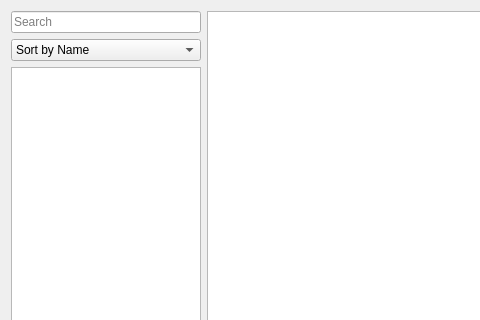
Before: the Qt Designer form src/Editor/ResourceBrowser/CResourceBrowser.ui in AxioDL/PrimeWorldEditor, drawn with Qt 5; both pictures show x 0 to 480 and y 0 to 320 of the 789 by 577 pixel window.
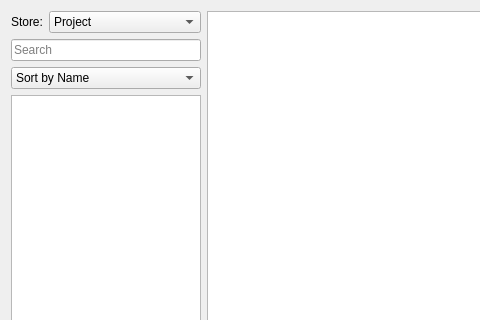
After: the same form once the commit is applied.

Commit message: Made a bunch of changes to make the resource store system more friendly to multiple stores instead of just a single active one, and set up a resource database for editor assets

The edit to the form file:
```diff
--- a/src/Editor/ResourceBrowser/CResourceBrowser.ui
+++ b/src/Editor/ResourceBrowser/CResourceBrowser.ui
@@ -37,6 +37,37 @@
         <property name="bottomMargin">
          <number>0</number>
         </property>
+        <item>
+         <layout class="QHBoxLayout" name="horizontalLayout_2">
+          <item>
+           <widget class="QLabel" name="StoreLabel">
+            <property name="text">
+             <string>Store:</string>
+            </property>
+           </widget>
+          </item>
+          <item>
+           <widget class="QComboBox" name="StoreComboBox">
+            <property name="sizePolicy">
+             <sizepolicy hsizetype="Preferred" vsizetype="Fixed">
+              <horstretch>1</horstretch>
+              <verstretch>0</verstretch>
+             </sizepolicy>
+            </property>
+            <item>
+             <property name="text">
+              <string>Project</string>
+             </property>
+            </item>
+            <item>
+             <property name="text">
+              <string>Editor</string>
+             </property>
+            </item>
+           </widget>
+          </item>
+         </layout>
+        </item>
         <item>
          <widget class="QLineEdit" name="SearchBar">
           <property name="sizePolicy">
```
The commit also changes 34 other files.
